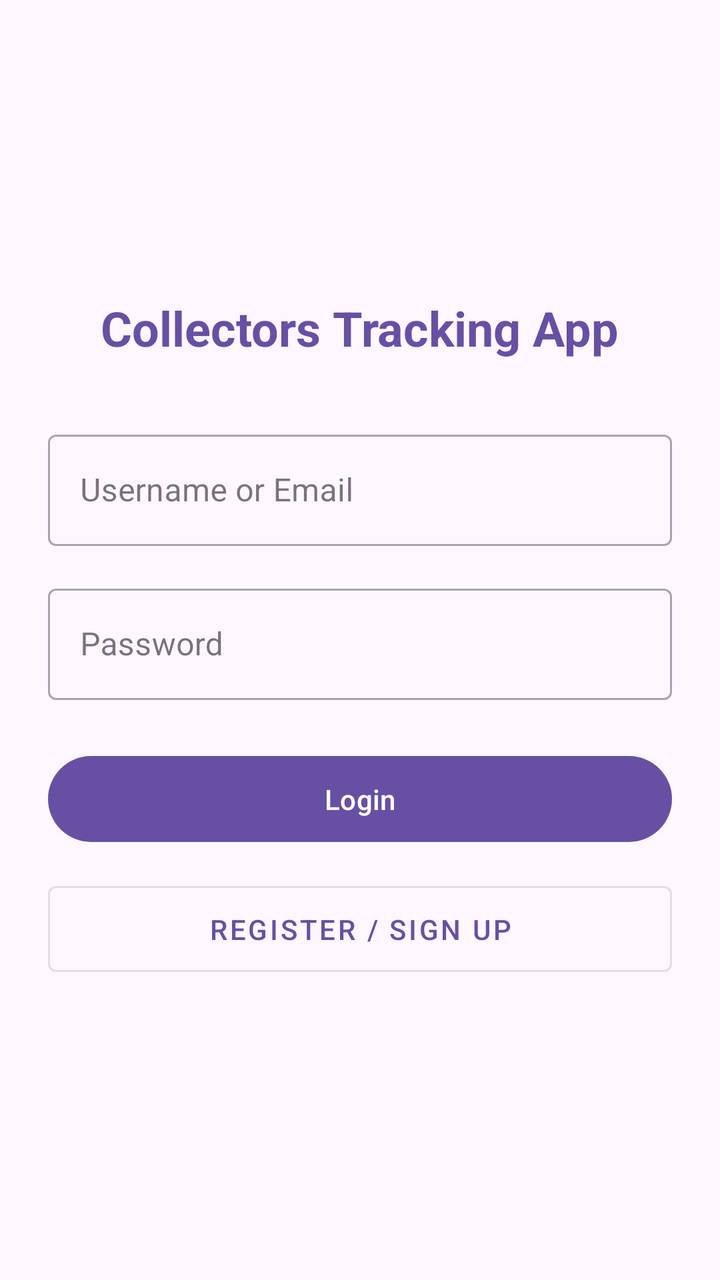
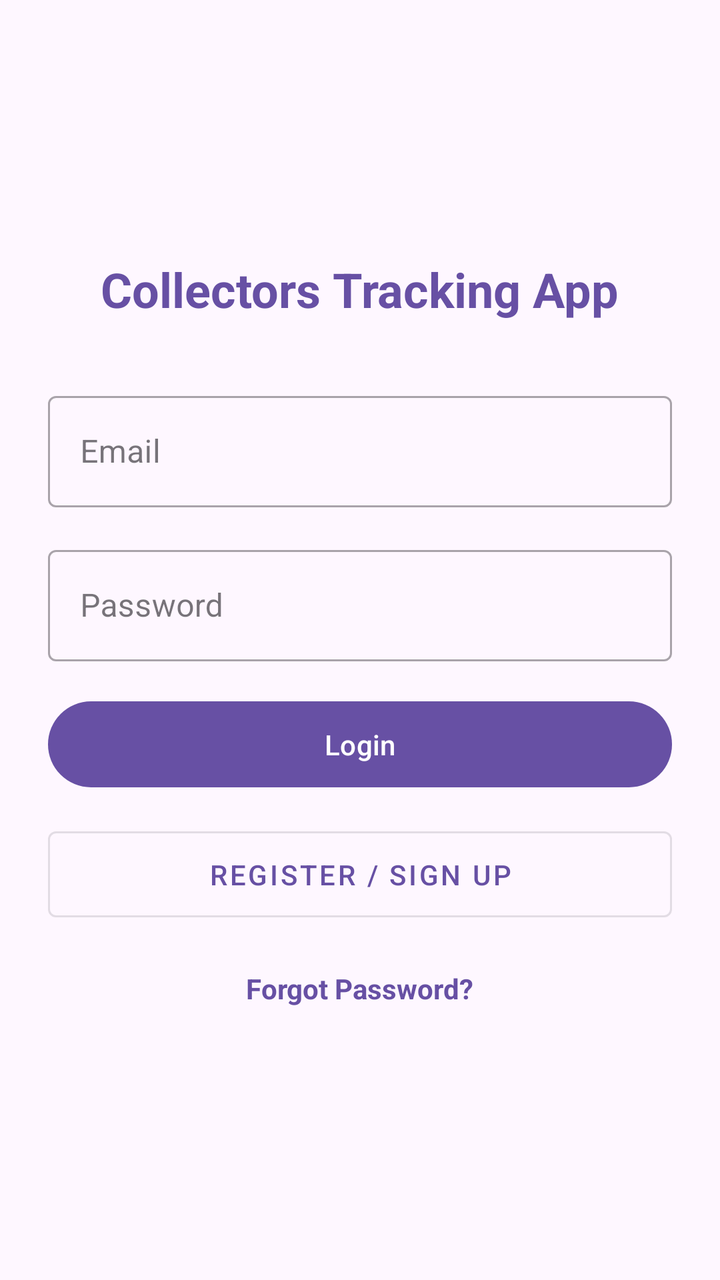

Before-and-after screenshots of an Android layout around one commit, followed by the original layout XML and the change that was made.
<!-- AndroidManifest.xml: application theme Theme.CollectorsTrackingApp -->
<!-- res/layout/fragment_login.xml -->
<?xml version="1.0" encoding="utf-8"?>
<LinearLayout xmlns:android="http://schemas.android.com/apk/res/android"
    xmlns:app="http://schemas.android.com/apk/res-auto"
    android:layout_width="match_parent"
    android:layout_height="match_parent"
    android:orientation="vertical"
    android:gravity="center"
    android:padding="24dp"
    android:background="?attr/colorSurface">

    <TextView
        android:layout_width="wrap_content"
        android:layout_height="wrap_content"
        android:text="Collectors Tracking App"
        android:textSize="24sp"
        android:textStyle="bold"
        android:layout_marginBottom="32dp"
        android:textColor="?attr/colorPrimary" />

    <com.google.android.material.textfield.TextInputLayout
        android:layout_width="match_parent"
        android:layout_height="wrap_content"
        android:layout_marginBottom="16dp"
        style="@style/Widget.MaterialComponents.TextInputLayout.OutlinedBox">

        <com.google.android.material.textfield.TextInputEditText
            android:id="@+id/usernameEditText"
            android:layout_width="match_parent"
            android:layout_height="wrap_content"
            android:hint="Username or Email"
            android:inputType="textEmailAddress" />
    </com.google.android.material.textfield.TextInputLayout>

    <com.google.android.material.textfield.TextInputLayout
        android:layout_width="match_parent"
        android:layout_height="wrap_content"
        android:layout_marginBottom="24dp"
        style="@style/Widget.MaterialComponents.TextInputLayout.OutlinedBox">

        <com.google.android.material.textfield.TextInputEditText
            android:id="@+id/passwordEditText"
            android:layout_width="match_parent"
            android:layout_height="wrap_content"
            android:hint="Password"
            android:inputType="textPassword" />
    </com.google.android.material.textfield.TextInputLayout>

    <Button
        android:id="@+id/loginButton"
        android:layout_width="match_parent"
        android:layout_height="wrap_content"
        android:text="Login"
        android:padding="12dp"
        android:layout_marginBottom="12dp" />

    <Button
        android:id="@+id/registerButton"
        android:layout_width="match_parent"
        android:layout_height="wrap_content"
        android:text="Register / Sign Up"
        style="@style/Widget.MaterialComponents.Button.OutlinedButton"
        android:padding="12dp" />

</LinearLayout>
<!-- resources referenced by this layout -->
<resources>
  <style name="Theme.CollectorsTrackingApp" parent="Base.Theme.CollectorsTrackingApp" />
  <style name="Base.Theme.CollectorsTrackingApp" parent="Theme.Material3.DayNight.NoActionBar">
          
          
      </style>
</resources>

<!-- the commit's change to res/layout/fragment_login.xml (unified diff, before → after) -->
@@ -27,14 +27,14 @@
             android:id="@+id/usernameEditText"
             android:layout_width="match_parent"
             android:layout_height="wrap_content"
-            android:hint="Username or Email"
+            android:hint="Email"
             android:inputType="textEmailAddress" />
     </com.google.android.material.textfield.TextInputLayout>
 
     <com.google.android.material.textfield.TextInputLayout
         android:layout_width="match_parent"
         android:layout_height="wrap_content"
-        android:layout_marginBottom="24dp"
+        android:layout_marginBottom="16dp"
         style="@style/Widget.MaterialComponents.TextInputLayout.OutlinedBox">
 
         <com.google.android.material.textfield.TextInputEditText
@@ -59,6 +59,16 @@
         android:layout_height="wrap_content"
         android:text="Register / Sign Up"
         style="@style/Widget.MaterialComponents.Button.OutlinedButton"
-        android:padding="12dp" />
+        android:padding="12dp"
+        android:layout_marginBottom="12dp" />
+
+    <TextView
+        android:id="@+id/forgotPasswordTextView"
+        android:layout_width="wrap_content"
+        android:layout_height="wrap_content"
+        android:text="Forgot Password?"
+        android:textColor="?attr/colorPrimary"
+        android:textStyle="bold"
+        android:padding="8dp" />
 
 </LinearLayout>
